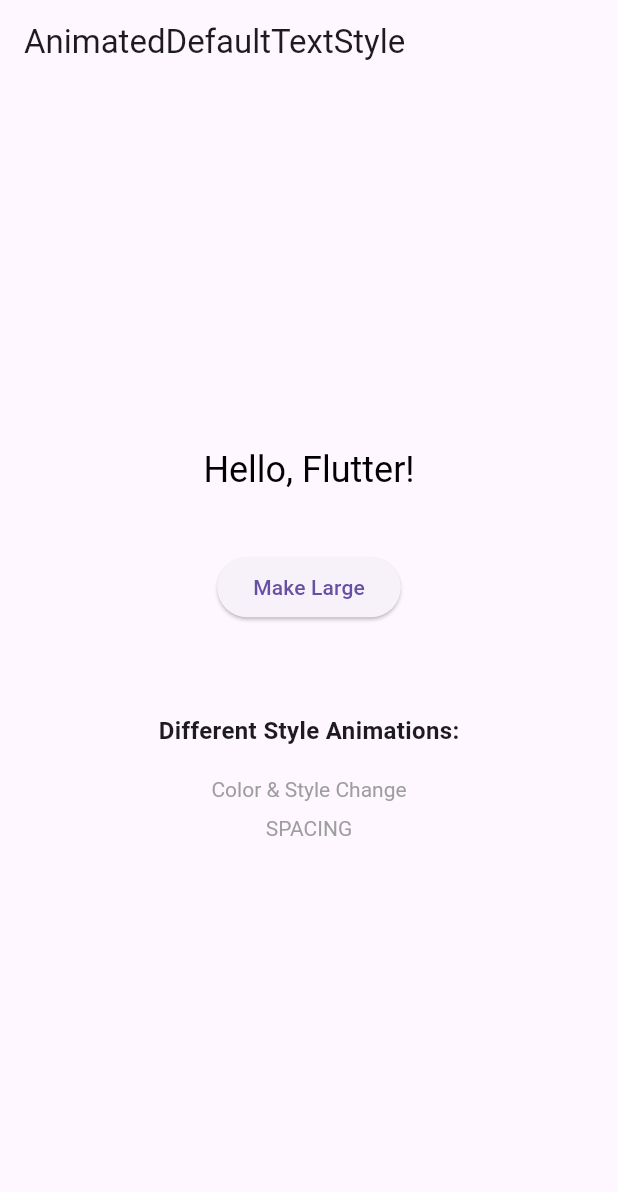
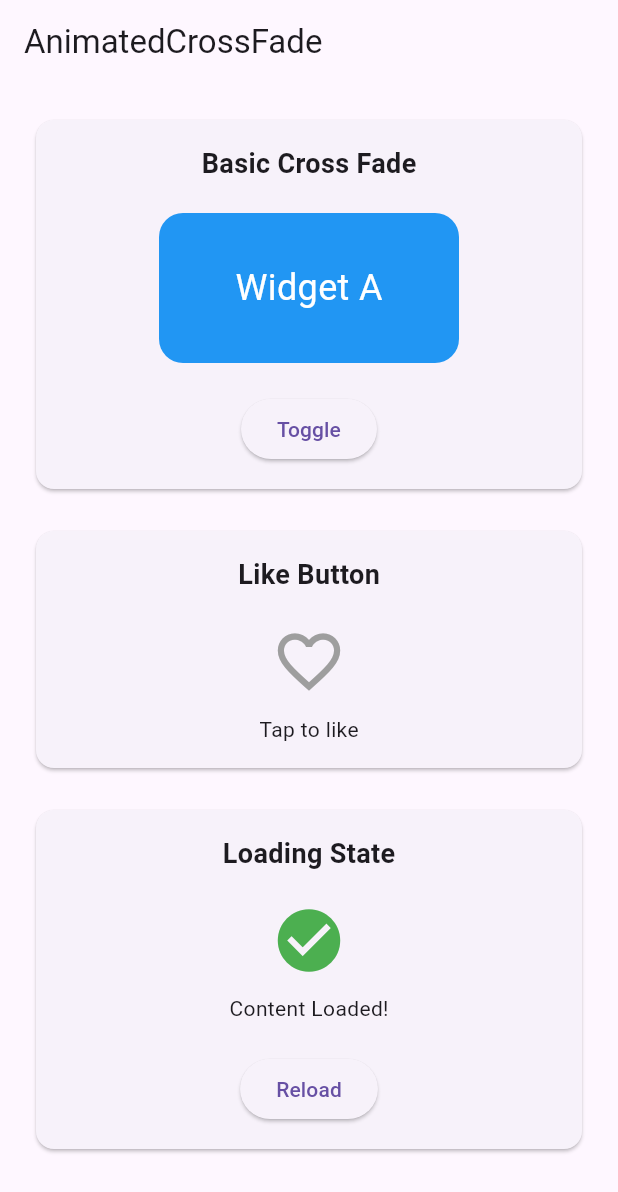
Before and after one commit to punkushal/flutter_animation_learning, a Flutter app: the screen it shows after launch, on a phone screen of 412 x 824 dp. Shown: the top 1192 px of the screen. Run offline on Flutter 3.47's test engine with Material 3 defaults, Android fonts, the phone set to English and light mode, and no system bars.

Commit message:
lesson for animated cross fade

```diff
--- /dev/null
+++ b/lib/animation/basic/lesson5.dart
@@ -0,0 +1,223 @@
+import 'package:flutter/material.dart';
+
+/// ═══════════════════════════════════════════════════════════════════════════
+/// LESSON 5: AnimatedCrossFade
+/// ═══════════════════════════════════════════════════════════════════════════
+///
+/// Cross-fade smoothly transitions between two widgets
+///
+/// VISUAL:
+///
+/// State A:                Cross-fading:              State B:
+/// ┌─────────────┐         ┌─────────────┐           ┌─────────────┐
+/// │             │         │   ░░░░░░░   │           │             │
+/// │   Widget    │    →    │   ▓▓▓▓▓▓▓   │    →      │   Widget    │
+/// │      A      │         │   ░░░░░░░   │           │      B      │
+/// │             │         │             │           │             │
+/// └─────────────┘         └─────────────┘           └─────────────┘
+/// opacity: 1.0            A: 0.5, B: 0.5            opacity: 1.0
+///
+/// USE CASES:
+/// • Toggle between two states (like/unlike, follow/unfollow)
+/// • Loading → Content transition
+/// • Error state switching
+/// • Form field states
+/// ═══════════════════════════════════════════════════════════════════════════
+
+class AnimatedCrossFadeLesson extends StatefulWidget {
+  const AnimatedCrossFadeLesson({super.key});
+
+  @override
+  State<AnimatedCrossFadeLesson> createState() =>
+      _AnimatedCrossFadeLessonState();
+}
+
+class _AnimatedCrossFadeLessonState extends State<AnimatedCrossFadeLesson> {
+  bool _showFirst = true;
+  bool _isLiked = false;
+  bool _isLoading = true;
+
+  @override
+  void initState() {
+    super.initState();
+    // Simulate loading
+    Future.delayed(const Duration(seconds: 2), () {
+      if (mounted) setState(() => _isLoading = false);
+    });
+  }
+
+  @override
+  Widget build(BuildContext context) {
+    return Scaffold(
+      appBar: AppBar(title: const Text('AnimatedCrossFade')),
+      body: SingleChildScrollView(
+        padding: const EdgeInsets.all(20),
+        child: Column(
+          crossAxisAlignment: CrossAxisAlignment.stretch,
+          children: [
+            // ═══════════════════════════════════════════════════════════════
+            // EXAMPLE 1: Basic Cross Fade
+            // ═══════════════════════════════════════════════════════════════
+            Card(
+              child: Padding(
+                padding: const EdgeInsets.all(16),
+                child: Column(
+                  children: [
+                    const Text(
+                      'Basic Cross Fade',
+                      style: TextStyle(
+                        fontSize: 18,
+                        fontWeight: FontWeight.bold,
+                      ),
+                    ),
+                    const SizedBox(height: 20),
+                    AnimatedCrossFade(
+                      duration: const Duration(milliseconds: 500),
+                      crossFadeState: _showFirst
+                          ? CrossFadeState.showFirst
+                          : CrossFadeState.showSecond,
+                      firstChild: Container(
+                        width: 200,
+                        height: 100,
+                        decoration: BoxDecoration(
+                          color: Colors.blue,
+                          borderRadius: BorderRadius.circular(16),
+                        ),
+                        child: const Center(
+                          child: Text(
+                            'Widget A',
+                            style: TextStyle(color: Colors.white, fontSize: 24),
+                          ),
+                        ),
+                      ),
+                      secondChild: Container(
+                        width: 200,
+                        height: 150,
+                        decoration: BoxDecoration(
+                          color: Colors.red,
+                          borderRadius: BorderRadius.circular(16),
+                        ),
+                        child: const Center(
+                          child: Text(
+                            'Widget B',
+                            style: TextStyle(color: Colors.white, fontSize: 24),
+                          ),
+                        ),
+                      ),
+                    ),
+                    const SizedBox(height: 20),
+                    ElevatedButton(
+                      onPressed: () => setState(() => _showFirst = !_showFirst),
+                      child: const Text('Toggle'),
+                    ),
+                  ],
+                ),
+              ),
+            ),
+
+            const SizedBox(height: 20),
+
+            // ═══════════════════════════════════════════════════════════════
+            // EXAMPLE 2: Like Button
+            // ═══════════════════════════════════════════════════════════════
+            Card(
+              child: Padding(
+                padding: const EdgeInsets.all(16),
+                child: Column(
+                  children: [
+                    const Text(
+                      'Like Button',
+                      style: TextStyle(
+                        fontSize: 18,
+                        fontWeight: FontWeight.bold,
+                      ),
+                    ),
+                    const SizedBox(height: 20),
+                    GestureDetector(
+                      onTap: () => setState(() => _isLiked = !_isLiked),
+                      child: AnimatedCrossFade(
+                        duration: const Duration(milliseconds: 300),
+                        crossFadeState: _isLiked
+                            ? CrossFadeState.showSecond
+                            : CrossFadeState.showFirst,
+                        firstChild: const Icon(
+                          Icons.favorite_border,
+                          size: 50,
+                          color: Colors.grey,
+                        ),
+                        secondChild: const Icon(
+                          Icons.favorite,
+                          size: 50,
+                          color: Colors.red,
+                        ),
+                      ),
+                    ),
+                    const SizedBox(height: 10),
+                    Text(_isLiked ? 'Liked!' : 'Tap to like'),
+                  ],
+                ),
+              ),
+            ),
+
+            const SizedBox(height: 20),
+
+            // ═══════════════════════════════════════════════════════════════
+            // EXAMPLE 3: Loading State
+            // ═══════════════════════════════════════════════════════════════
+            Card(
+              child: Padding(
+                padding: const EdgeInsets.all(16),
+                child: Column(
+                  children: [
+                    const Text(
+                      'Loading State',
+                      style: TextStyle(
+                        fontSize: 18,
+                        fontWeight: FontWeight.bold,
+                      ),
+                    ),
+                    const SizedBox(height: 20),
+                    AnimatedCrossFade(
+                      duration: const Duration(milliseconds: 800),
+                      crossFadeState: _isLoading
+                          ? CrossFadeState.showFirst
+                          : CrossFadeState.showSecond,
+                      firstChild: Column(
+                        spacing: 10,
+                        children: const [
+                          CircularProgressIndicator(),
+                          Text('Loading...'),
+                        ],
+                      ),
+                      secondChild: Column(
+                        children: const [
+                          Icon(
+                            Icons.check_circle,
+                            size: 50,
+                            color: Colors.green,
+                          ),
+                          SizedBox(height: 10),
+                          Text('Content Loaded!'),
+                        ],
+                      ),
+                    ),
+                    const SizedBox(height: 20),
+                    ElevatedButton(
+                      onPressed: () {
+                        setState(() => _isLoading = true);
+                        Future.delayed(const Duration(seconds: 2), () {
+                          if (mounted) setState(() => _isLoading = false);
+                        });
+                      },
+                      child: const Text('Reload'),
+                    ),
+                  ],
+                ),
+              ),
+            ),
+          ],
+        ),
+      ),
+    );
+  }
+}
--- a/lib/main.dart
+++ b/lib/main.dart
@@ -1,4 +1,4 @@
-import 'package:animation_learning/animation/basic/lesson4.dart';
+import 'package:animation_learning/animation/basic/lesson5.dart';
 import 'package:flutter/material.dart';
 
 void main() {
@@ -13,7 +13,7 @@ class MyApp extends StatelessWidget {
   Widget build(BuildContext context) {
     return MaterialApp(
       title: 'Animation Learning',
-      home: AnimatedTextStyleLesson(),
+      home: AnimatedCrossFadeLesson(),
     );
   }
 }
```
